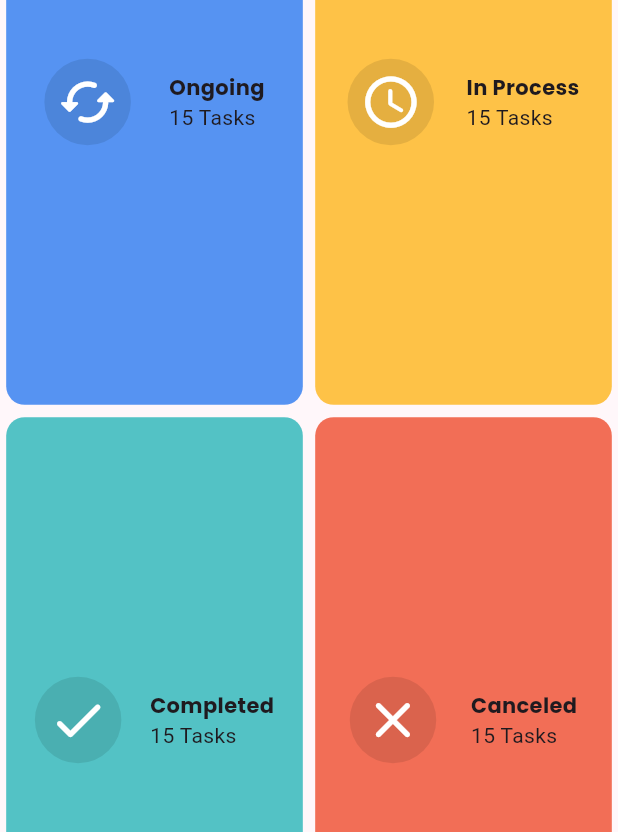
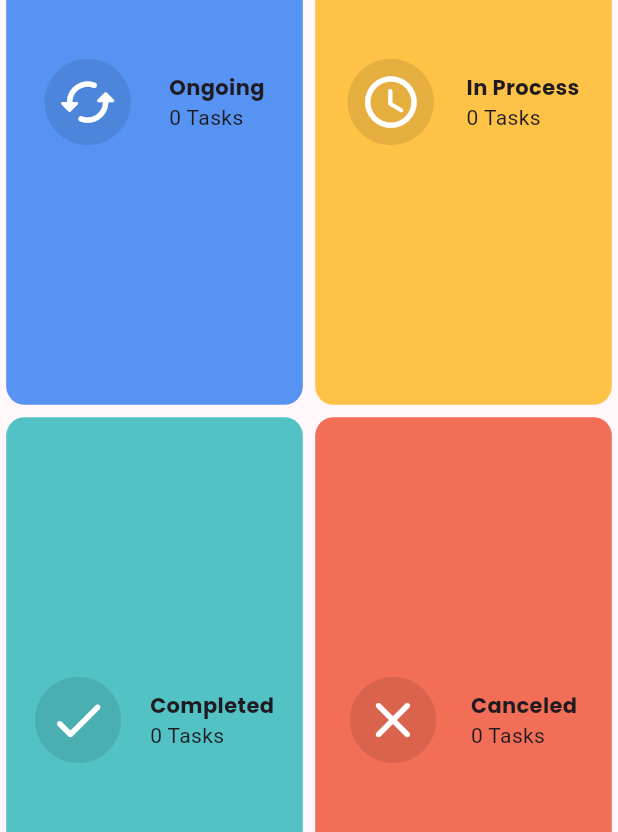
Before and after one commit to MrSheep05/todo-list, a Flutter app: the TaskPreview widget shown alone on an empty page, opened directly, on a phone screen of 412 x 824 dp. Shown: the part 207-1039 px from the top of the screen. Run offline on Flutter 3.47's test engine with Material 3 defaults, Android fonts, the phone set to English and light mode, and no system bars; our stand-ins replace auto_size_text, cloud_firestore, equatable, firebase_auth, firebase_core, fpdart and 6 more; accounts and stored records are empty.

```diff
--- a/lib/controllers/home_controller.dart
+++ b/lib/controllers/home_controller.dart
@@ -1,16 +1,20 @@
 import 'package:signals/signals.dart';
+import 'package:signals/signals_flutter.dart';
 import 'package:todo_list/domain/account.dart';
+import 'package:todo_list/domain/project.dart';
 import 'package:todo_list/infrastructure/models/iprojects_repository.dart';
 import 'package:todo_list/infrastructure/models/istorage_repository.dart';
 
 class HomeController {
   final StorageRepository storageRepo;
   final ProjectsRepository projectRepo;
-
+  static final stream = signal<Stream<List<Project>>>(const Stream.empty());
+  late final StreamSignal<List<Project>> projectsList = streamSignal(() => stream.value);
   final accountSignal = signal<Account?>(null);
 
   HomeController(this.storageRepo, this.projectRepo) {
     var task = storageRepo.getAccountTask().map((account) => accountSignal.set(account));
     task.run();
+    stream.set(projectRepo.projectStream());
   }
 }
--- a/lib/infrastructure/models/iprojects_repository.dart
+++ b/lib/infrastructure/models/iprojects_repository.dart
@@ -3,7 +3,7 @@ import 'package:todo_list/domain/failures/firebase_project.dart';
 import 'package:todo_list/domain/project.dart';
 
 abstract class ProjectsRepository {
-  Stream<List<Project>> getProjects();
+  Stream<List<Project>> projectStream();
   TaskEither<ProjectRepositoryFailure, Unit> saveProject(Project project);
   TaskEither<ProjectRepositoryFailure, Unit> updateProjectStatus(Project project);
 }
--- a/lib/infrastructure/repository/projects_repository.dart
+++ b/lib/infrastructure/repository/projects_repository.dart
@@ -9,7 +9,7 @@ import 'package:todo_list/infrastructure/models/iprojects_repository.dart';
 class FirebaseProjectsRepo extends ProjectsRepository {
   final FirebaseFirestore _firestore = FirebaseFirestore.instance;
   @override
-  Stream<List<Project>> getProjects() {
+  Stream<List<Project>> projectStream() {
     return _firestore.projectsCollection.snapshots().map((event) => event.docs.fold(<Project>[], (all, element) {
           try {
             all.add(ProjectModel.fromFirestore(element).toDomain());
--- a/lib/presentation/home/widgets/tasks_preview.dart
+++ b/lib/presentation/home/widgets/tasks_preview.dart
@@ -1,10 +1,12 @@
 import 'package:flutter/material.dart';
 import 'package:google_fonts/google_fonts.dart';
 import 'package:todo_list/core/size.dart';
+import 'package:todo_list/domain/project.dart';
 import 'package:todo_list/domain/status.dart';
 
 class TaskPreview extends StatelessWidget {
-  const TaskPreview({super.key});
+  const TaskPreview({super.key, this.projectsList = const []});
+  final List<Project> projectsList;
   @override
   Widget build(BuildContext context) {
     return Column(
@@ -12,15 +14,21 @@ class TaskPreview extends StatelessWidget {
       children: [
         Expanded(
             child: Row(mainAxisAlignment: MainAxisAlignment.spaceEvenly, children: [
-          _TaskPreviewWidget(status: TaskStatus.ongoing()),
-          _TaskPreviewWidget(status: TaskStatus.inProcess())
+          _TaskPreviewWidget(status: const TaskStatus.ongoing(), count: projectsList),
+          _TaskPreviewWidget(
+            status: const TaskStatus.inProcess(),
+            count: projectsList,
+          )
         ])),
         Expanded(
             child: Row(
           mainAxisAlignment: MainAxisAlignment.spaceEvenly,
           children: [
-            _TaskPreviewWidget(status: TaskStatus.completed()),
-            _TaskPreviewWidget(status: TaskStatus.canceled())
+            _TaskPreviewWidget(
+              status: const TaskStatus.completed(),
+              count: projectsList,
+            ),
+            _TaskPreviewWidget(status: const TaskStatus.canceled(), count: projectsList)
           ],
         ))
       ],
@@ -29,10 +37,12 @@ class TaskPreview extends StatelessWidget {
 }
 
 class _TaskPreviewWidget extends StatelessWidget {
-  const _TaskPreviewWidget({super.key, required this.status});
+  const _TaskPreviewWidget({required this.status, required this.count});
   final TaskStatus status;
+  final List<Project> count;
   @override
   Widget build(BuildContext context) {
+    var i = count.fold(0, (acc, c) => c.status == status ? acc + 1 : acc);
     return Expanded(
         child: Padding(
             padding: EdgeInsets.all(context.vmin(0.01)),
@@ -58,7 +68,7 @@ class _TaskPreviewWidget extends StatelessWidget {
                         mainAxisAlignment: MainAxisAlignment.center,
                         children: [
                           Text(status.text, style: GoogleFonts.poppins(fontWeight: FontWeight.bold)),
-                          const Text("15 Tasks")
+                          Text(i != 1 ? "$i Tasks" : "$i Task")
                         ])
                   ],
                 ))));
```
Also changed, not shown: lib/presentation/home/index.dart (+6 -1 lines).
